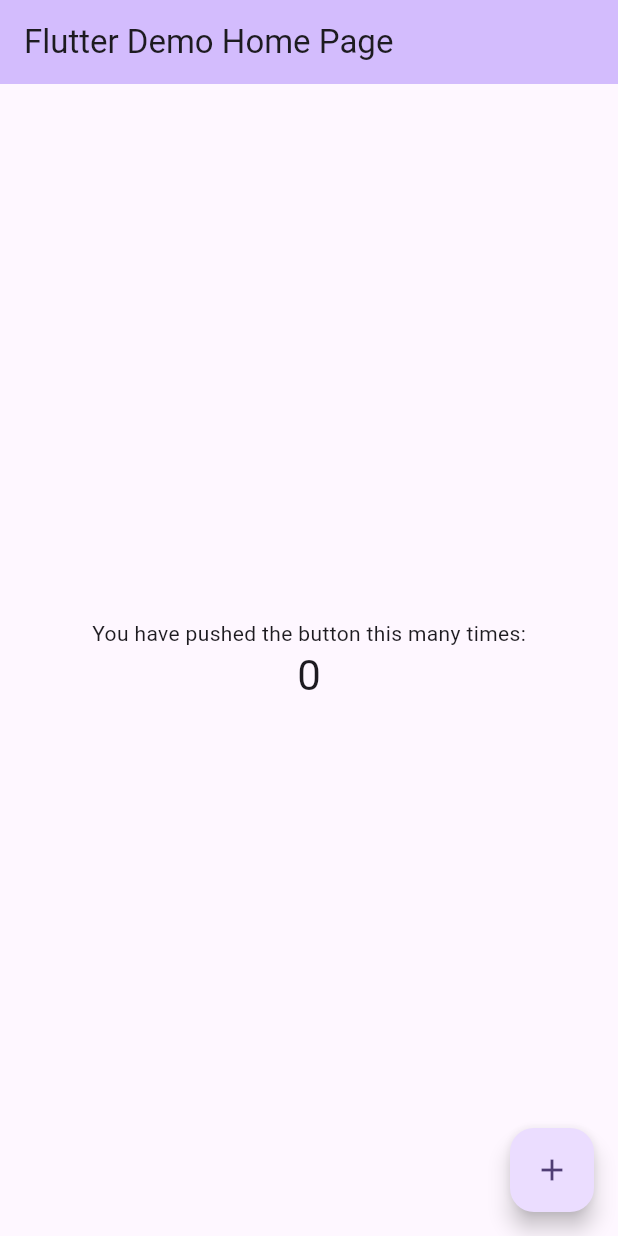
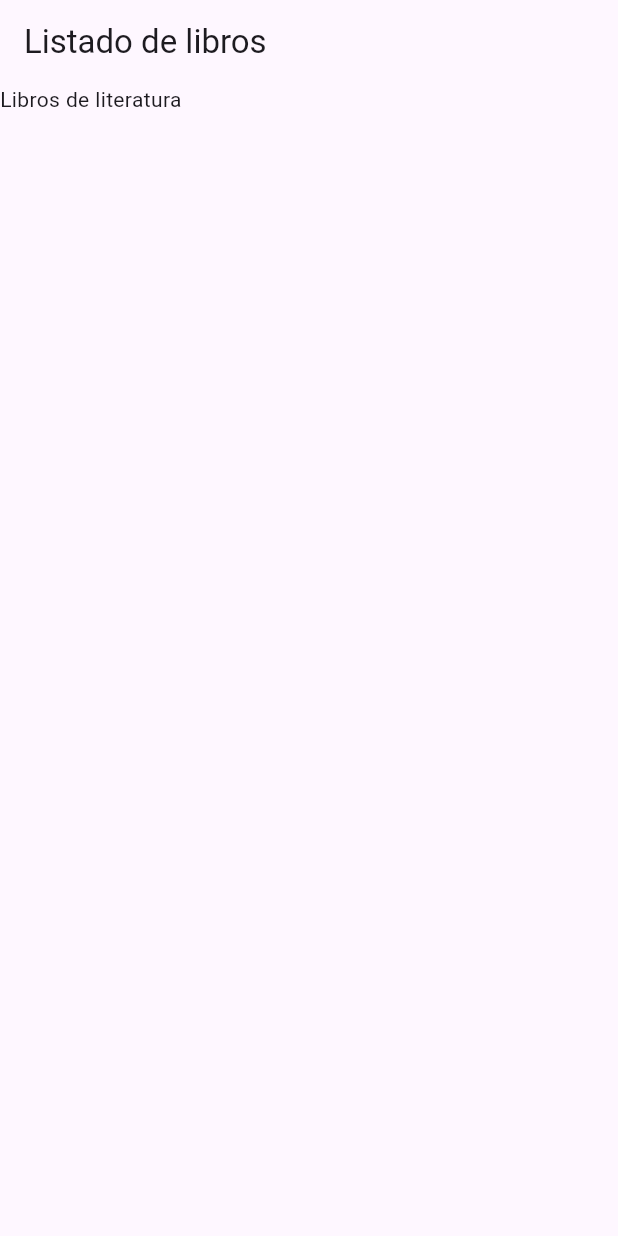
Before and after one commit to ladislaox/flutter_appbook, a Flutter app: the screen it shows after launch, on a phone screen of 412 x 824 dp. Run offline on Flutter 3.47's test engine with Material 3 defaults, Android fonts, the phone set to English and light mode, and no system bars.

Commit message:
primer archivo booklist.dart

```diff
--- a/lib/main.dart
+++ b/lib/main.dart
@@ -1,4 +1,5 @@
 import 'package:flutter/material.dart';
+import 'package:flutter_applibros/page/booklist.dart';
 
 void main() {
   runApp(const MyApp());
@@ -7,119 +8,17 @@ void main() {
 class MyApp extends StatelessWidget {
   const MyApp({super.key});
 
-  // This widget is the root of your application.
   @override
   Widget build(BuildContext context) {
     return MaterialApp(
+      debugShowCheckedModeBanner: false,
       title: 'Flutter Demo',
       theme: ThemeData(
-        // This is the theme of your application.
-        //
-        // TRY THIS: Try running your application with "flutter run". You'll see
-        // the application has a blue toolbar. Then, without quitting the app,
-        // try changing the seedColor in the colorScheme below to Colors.green
-        // and then invoke "hot reload" (save your changes or press the "hot
-        // reload" button in a Flutter-supported IDE, or press "r" if you used
-        // the command line to start the app).
-        //
-        // Notice that the counter didn't reset back to zero; the application
-        // state is not lost during the reload. To reset the state, use hot
-        // restart instead.
-        //
-        // This works for code too, not just values: Most code changes can be
-        // tested with just a hot reload.
         colorScheme: ColorScheme.fromSeed(seedColor: Colors.deepPurple),
         useMaterial3: true,
       ),
-      home: const MyHomePage(title: 'Flutter Demo Home Page'),
+      //home: const MyHomePage(title: 'Flutter Demo Home Page'),
+      home: const Booklist(),
     );
   }
 }
-
-class MyHomePage extends StatefulWidget {
-  const MyHomePage({super.key, required this.title});
-
-  // This widget is the home page of your application. It is stateful, meaning
-  // that it has a State object (defined below) that contains fields that affect
-  // how it looks.
-
-  // This class is the configuration for the state. It holds the values (in this
-  // case the title) provided by the parent (in this case the App widget) and
-  // used by the build method of the State. Fields in a Widget subclass are
-  // always marked "final".
-
-  final String title;
-
-  @override
-  State<MyHomePage> createState() => _MyHomePageState();
-}
-
-class _MyHomePageState extends State<MyHomePage> {
-  int _counter = 0;
-
-  void _incrementCounter() {
-    setState(() {
-      // This call to setState tells the Flutter framework that something has
-      // changed in this State, which causes it to rerun the build method below
-      // so that the display can reflect the updated values. If we changed
-      // _counter without calling setState(), then the build method would not be
-      // called again, and so nothing would appear to happen.
-      _counter++;
-    });
-  }
-
-  @override
-  Widget build(BuildContext context) {
-    // This method is rerun every time setState is called, for instance as done
-    // by the _incrementCounter method above.
-    //
-    // The Flutter framework has been optimized to make rerunning build methods
-    // fast, so that you can just rebuild anything that needs updating rather
-    // than having to individually change instances of widgets.
-    return Scaffold(
-      appBar: AppBar(
-        // TRY THIS: Try changing the color here to a specific color (to
-        // Colors.amber, perhaps?) and trigger a hot reload to see the AppBar
-        // change color while the other colors stay the same.
-        backgroundColor: Theme.of(context).colorScheme.inversePrimary,
-        // Here we take the value from the MyHomePage object that was created by
-        // the App.build method, and use it to set our appbar title.
-        title: Text(widget.title),
-      ),
-      body: Center(
-        // Center is a layout widget. It takes a single child and positions it
-        // in the middle of the parent.
-        child: Column(
-          // Column is also a layout widget. It takes a list of children and
-          // arranges them vertically. By default, it sizes itself to fit its
-          // children horizontally, and tries to be as tall as its parent.
-          //
-          // Column has various properties to control how it sizes itself and
-          // how it positions its children. Here we use mainAxisAlignment to
-          // center the children vertically; the main axis here is the vertical
-          // axis because Columns are vertical (the cross axis would be
-          // horizontal).
-          //
-          // TRY THIS: Invoke "debug painting" (choose the "Toggle Debug Paint"
-          // action in the IDE, or press "p" in the console), to see the
-          // wireframe for each widget.
-          mainAxisAlignment: MainAxisAlignment.center,
-          children: <Widget>[
-            const Text(
-              'You have pushed the button this many times:',
-            ),
-            Text(
-              '$_counter',
-              style: Theme.of(context).textTheme.headlineMedium,
-            ),
-          ],
-        ),
-      ),
-      floatingActionButton: FloatingActionButton(
-        onPressed: _incrementCounter,
-        tooltip: 'Increment',
-        child: const Icon(Icons.add),
-      ), // This trailing comma makes auto-formatting nicer for build methods.
-    );
-  }
-}
--- /dev/null
+++ b/lib/page/booklist.dart
@@ -0,0 +1,15 @@
+import 'package:flutter/material.dart';
+
+class Booklist extends StatelessWidget {
+  const Booklist({super.key});
+
+  @override
+  Widget build(BuildContext context) {
+    return Scaffold(
+      appBar: AppBar(title: const Text('Listado de libros')),
+      body: Container(
+        child: Text('Libros de literatura'),
+      ),
+    );
+  }
+}
```
